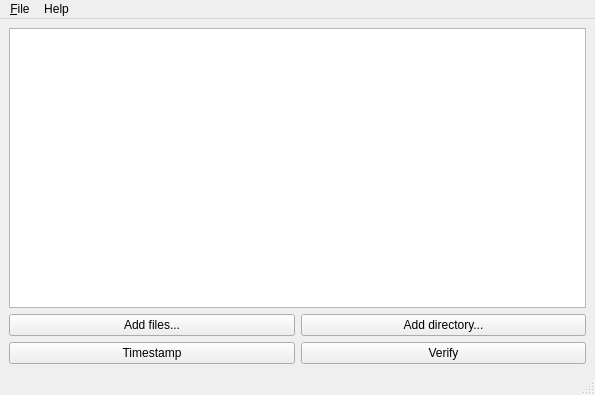
This is gui/mainwindow.ui in nuke3/ChainSign as Qt 5 draws it before an edit. The edited form follows.
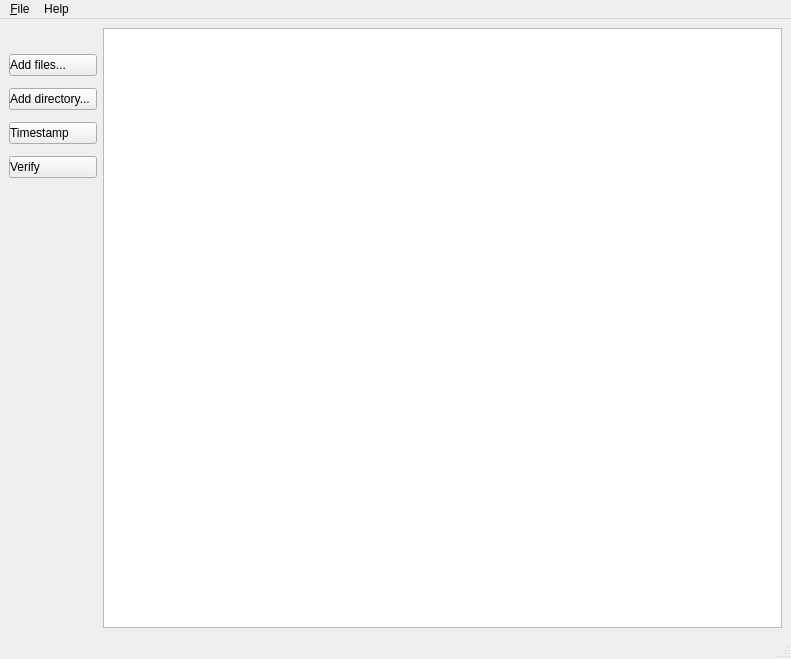
This is the edited form. Icons and pictures are not drawn.

Commit message: Move assets to separate directory, add icons, fix SVG on Windows

What changed in the file:
```diff
--- a/gui/mainwindow.ui
+++ b/gui/mainwindow.ui
@@ -6,8 +6,8 @@
    <rect>
     <x>0</x>
     <y>0</y>
-    <width>595</width>
-    <height>395</height>
+    <width>791</width>
+    <height>659</height>
    </rect>
   </property>
   <property name="windowTitle">
@@ -20,37 +20,123 @@
   <widget class="QWidget" name="centralwidget">
    <layout class="QVBoxLayout" name="verticalLayout">
     <item>
-     <widget class="QTableView" name="fileList"/>
-    </item>
-    <item>
-     <layout class="QGridLayout" name="gridLayout">
-      <item row="1" column="1">
-       <widget class="QPushButton" name="verifyButton">
-        <property name="text">
-         <string>Verify</string>
+     <layout class="QHBoxLayout" name="horizontalLayout">
+      <item>
+       <layout class="QGridLayout" name="gridLayout">
+        <property name="verticalSpacing">
+         <number>12</number>
         </property>
-       </widget>
+        <item row="5" column="0">
+         <widget class="QPushButton" name="timestampButton">
+          <property name="styleSheet">
+           <string notr="true">text-align: left;
+padding: 0.5em;</string>
+          </property>
+          <property name="text">
+           <string>Timestamp</string>
+          </property>
+          <property name="icon">
+           <iconset resource="../assets/assets.qrc">
+            <normaloff>:/icons/timestamp.svg</normaloff>:/icons/timestamp.svg</iconset>
+          </property>
+          <property name="iconSize">
+           <size>
+            <width>32</width>
+            <height>32</height>
+           </size>
+          </property>
+         </widget>
+        </item>
+        <item row="4" column="0">
+         <widget class="QPushButton" name="addDirectoryButton">
+          <property name="styleSheet">
+           <string notr="true">text-align: left;
+padding: 0.5em;</string>
+          </property>
+          <property name="text">
+           <string>Add directory...</string>
+          </property>
+          <property name="icon">
+           <iconset resource="../assets/assets.qrc">
+            <normaloff>:/icons/directory.svg</normaloff>:/icons/directory.svg</iconset>
+          </property>
+          <property name="iconSize">
+           <size>
+            <width>32</width>
+            <height>32</height>
+           </size>
+          </property>
+         </widget>
+        </item>
+        <item row="6" column="0">
+         <widget class="QPushButton" name="verifyButton">
+          <property name="styleSheet">
+           <string notr="true">text-align: left;
+padding: 0.5em;</string>
+          </property>
+          <property name="text">
+           <string>Verify</string>
+          </property>
+          <property name="icon">
+           <iconset resource="../assets/assets.qrc">
+            <normaloff>:/icons/verify.svg</normaloff>:/icons/verify.svg</iconset>
+          </property>
+          <property name="iconSize">
+           <size>
+            <width>32</width>
+            <height>32</height>
+           </size>
+          </property>
+         </widget>
+        </item>
+        <item row="2" column="0">
+         <widget class="QPushButton" name="addFilesButton">
+          <property name="styleSheet">
+           <string notr="true">text-align: left;
+padding: 0.5em;</string>
+          </property>
+          <property name="text">
+           <string>Add files...</string>
+          </property>
+          <property name="icon">
+           <iconset resource="../assets/assets.qrc">
+            <normaloff>:/icons/file.svg</normaloff>:/icons/file.svg</iconset>
+          </property>
+          <property name="iconSize">
+           <size>
+            <width>32</width>
+            <height>32</height>
+           </size>
+          </property>
+         </widget>
+        </item>
+        <item row="7" column="0">
+         <spacer name="verticalSpacer">
+          <property name="orientation">
+           <enum>Qt::Vertical</enum>
+          </property>
+          <property name="sizeHint" stdset="0">
+           <size>
+            <width>20</width>
+            <height>40</height>
+           </size>
+          </property>
+         </spacer>
+        </item>
+        <item row="0" column="0">
+         <widget class="QLabel" name="label">
+          <property name="pixmap">
+           <pixmap resource="../assets/assets.qrc">:/banner.svg</pixmap>
+          </property>
+          <property name="alignment">
+           <set>Qt::AlignCenter</set>
+          </property>
+         </widget>
+        </item>
+       </layout>
       </item>
-      <item row="1" column="0">
-       <widget class="QPushButton" name="timestampButton">
-        <property name="text">
-         <string>Timestamp</string>
-        </property>
-       </widget>
-      </item>
-      <item row="0" column="0">
-       <widget class="QPushButton" name="addFilesButton">
-        <property name="text">
-         <string>Add files...</string>
-        </property>
-       </widget>
-      </item>
-      <item row="0" column="1">
-       <widget class="QPushButton" name="addDirectoryButton">
-        <property name="text">
-         <string>Add directory...</string>
-        </property>
-       </widget>
+      <item>
+       <widget class="QTableView" name="fileList"/>
       </item>
      </layout>
     </item>
@@ -61,7 +147,7 @@
     <rect>
      <x>0</x>
      <y>0</y>
-     <width>595</width>
+     <width>791</width>
      <height>29</height>
     </rect>
    </property>
```
Left out of the diff: 6 changed lines with no effect on the pictures. The commit also changes 19 other files.
